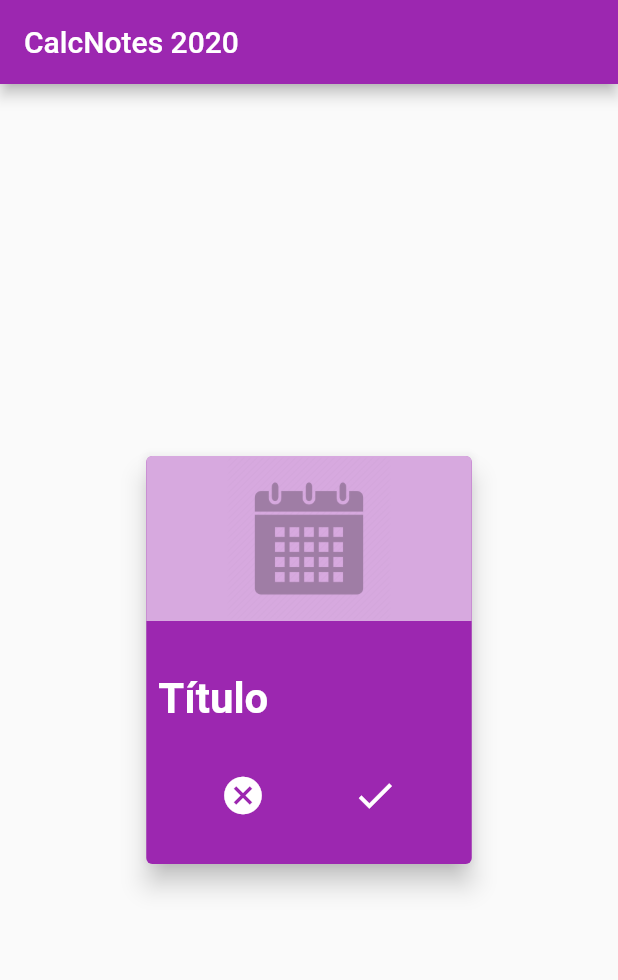
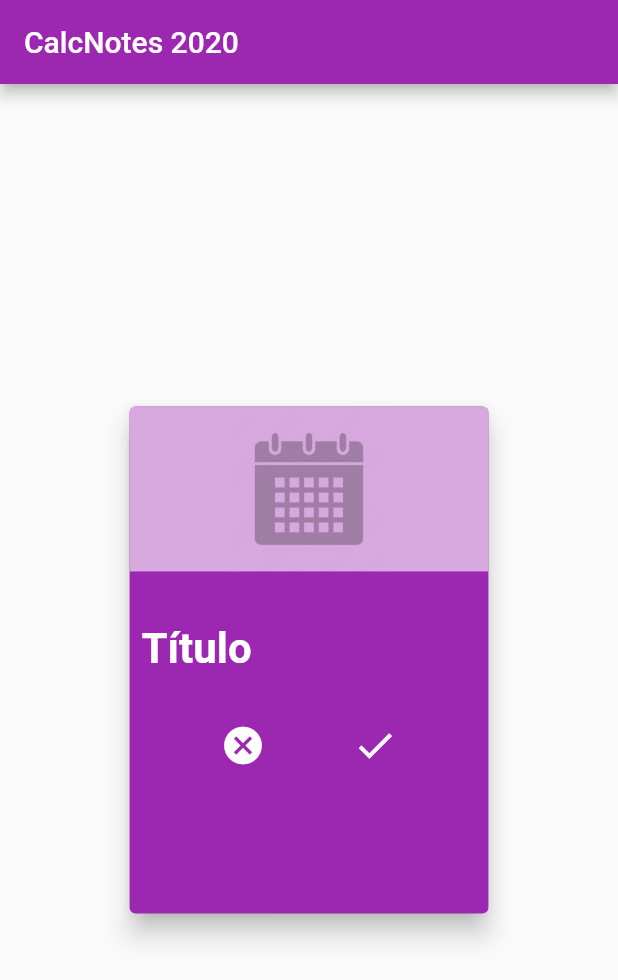
Before and after one commit to AndreDrummer/CalcNote, a Flutter app: the screen it shows after launch, after a tap on the "add" icon, on a phone screen of 412 x 824 dp. Shown: the top 980 px of the screen. Run offline on Flutter 3.47's test engine with Material 2 defaults, Android fonts, the phone set to English and light mode, and no system bars; our stand-ins replace flutter_speed_dial, sqflite; accounts and stored records are empty; statements that could not run were skipped.

```diff
--- a/lib/UI/CardNote.dart
+++ b/lib/UI/CardNote.dart
@@ -23,9 +23,10 @@ class _CardNoteState extends State<CardNote> {
   @override
   Widget build(BuildContext context) {
     return Center(
+      child: SingleChildScrollView(
               child: Container(
-        height: 280,
-        width: 225,
+          height: MediaQuery.of(context).size.height * 0.420,
+          width: MediaQuery.of(context).size.width * 0.600,
           child: Card(
               elevation: 7.0,
               color: Theme.of(context).primaryColor,
@@ -89,6 +90,7 @@ class _CardNoteState extends State<CardNote> {
                 ],
               )),
         ),
+      ),
     );
   }
 }
```
Also changed, not shown: assets/bloco.jpg (added), 21 other files. Lines whose indentation alone changed are shown as unchanged.
